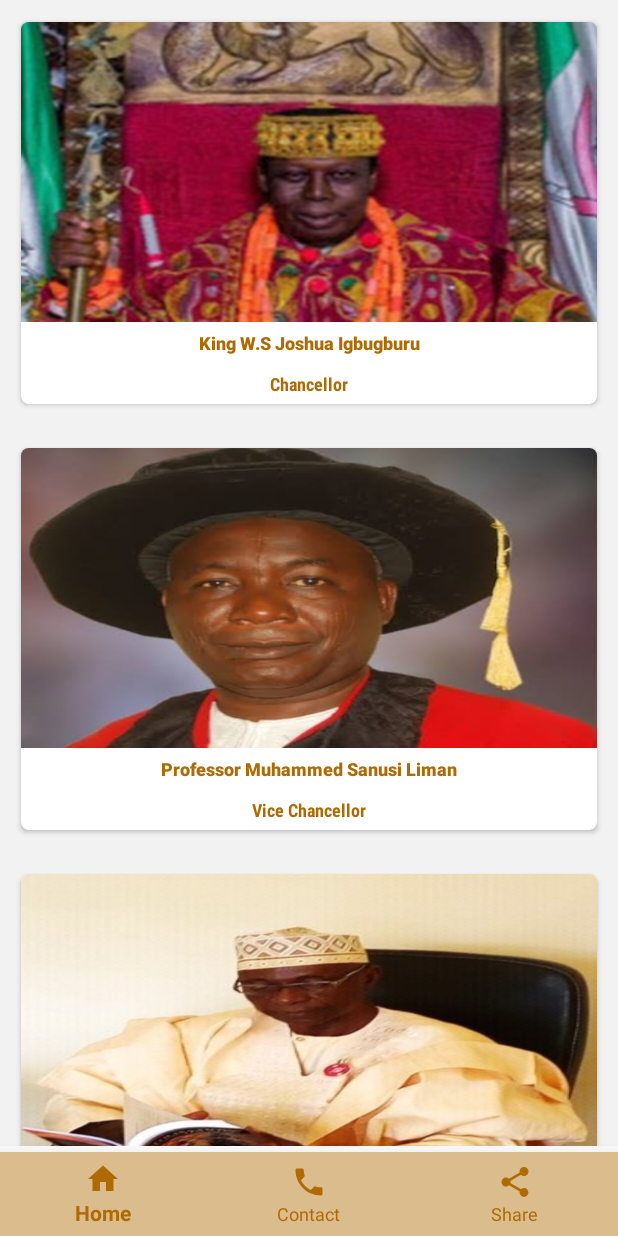
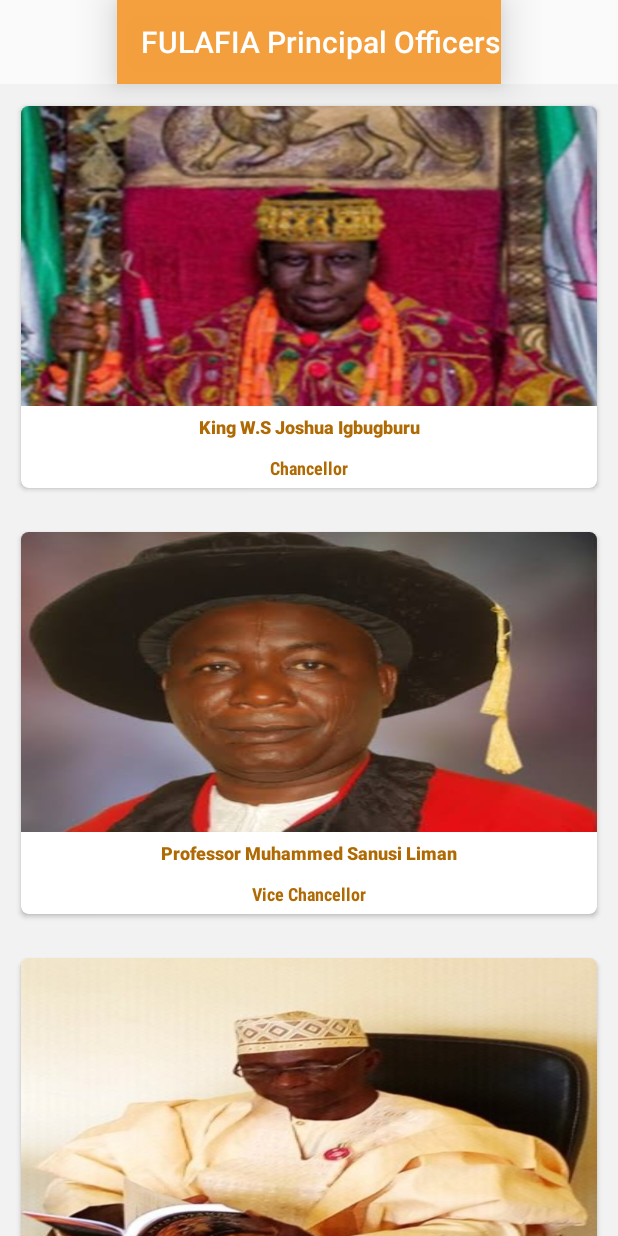
Before and after one commit to Leekogram/FULafiaGuide, an Android app: the PrincipalOfficers screen opened directly, with no data from a screen before it, on a phone screen of 412 x 824 dp. Run offline under Robolectric (Android 15) with nearby library versions, the phone set to English and light mode, and no system bars.

```diff
--- a/app/build.gradle
+++ b/app/build.gradle
@@ -24,6 +24,7 @@ dependencies {
     implementation 'androidx.appcompat:appcompat:1.0.2'
     implementation 'androidx.constraintlayout:constraintlayout:1.1.3'
     implementation 'com.google.android.material:material:1.0.0'
+    implementation 'com.google.android.gms:play-services-maps:17.0.0'
     testImplementation 'junit:junit:4.12'
     androidTestImplementation 'androidx.test.ext:junit:1.1.0'
     androidTestImplementation 'androidx.test.espresso:espresso-core:3.1.1'
--- a/app/src/main/java/com/leedroids/fulafiaguide/PrincipalOfficers.java
+++ b/app/src/main/java/com/leedroids/fulafiaguide/PrincipalOfficers.java
@@ -2,6 +2,7 @@ package com.leedroids.fulafiaguide;
 
 import Adaptors.PrincipalOfficersAdapter;
 import androidx.appcompat.app.AppCompatActivity;
+import androidx.appcompat.widget.Toolbar;
 import androidx.recyclerview.widget.DefaultItemAnimator;
 import androidx.recyclerview.widget.LinearLayoutManager;
 import androidx.recyclerview.widget.RecyclerView;
@@ -19,6 +20,7 @@ public class PrincipalOfficers extends AppCompatActivity {
     private ArrayList<PrincipalOfficersModel> principalOfficersModels;
     private PrincipalOfficersAdapter principalOfficersAdapter;
     private BottomNavigationView bottomNavigationView;
+    private Toolbar toolbar;
 
     private int[] IMAGE1 = {R.drawable.chancellor,R.drawable.liman,R.drawable.dvc,
 		R.drawable.registrar,R.drawable.librarian,R.drawable.bursar};
@@ -31,6 +33,9 @@ public class PrincipalOfficers extends AppCompatActivity {
     protected void onCreate(Bundle savedInstanceState) {
         super.onCreate(savedInstanceState);
         setContentView(R.layout.activity_principal_officers);
+
+        toolbar = findViewById(R.id.toolbar);
+        setSupportActionBar(toolbar);
 
         recyclerView = findViewById(R.id.recycler_view);
         recyclerView.setHasFixedSize(true);
--- a/app/src/main/res/layout/activity_history.xml
+++ b/app/src/main/res/layout/activity_history.xml
@@ -47,7 +47,6 @@
         app:layout_constraintBottom_toBottomOf="parent"
         android:background="#fff"
         android:foreground="#73AF6A03"
-        android:layout_marginTop="20dp"
         app:elevation="16dp"
         app:itemIconTint="@color/colorAccent"
         app:itemTextColor="@color/colorAccent"
--- a/app/src/main/res/layout/activity_principal_officers.xml
+++ b/app/src/main/res/layout/activity_principal_officers.xml
@@ -1,14 +1,31 @@
 <?xml version="1.0" encoding="utf-8"?>
-<androidx.coordinatorlayout.widget.CoordinatorLayout xmlns:android="http://schemas.android.com/apk/res/android"
+<androidx.constraintlayout.widget.ConstraintLayout xmlns:android="http://schemas.android.com/apk/res/android"
     xmlns:app="http://schemas.android.com/apk/res-auto"
     xmlns:tools="http://schemas.android.com/tools"
+    android:id="@+id/coordinatorLayout2"
     android:layout_width="match_parent"
     android:layout_height="match_parent">
+
+    <androidx.appcompat.widget.Toolbar
+        android:id="@+id/toolbar"
+        android:layout_width="wrap_content"
+        android:layout_height="wrap_content"
+        android:background="?attr/colorPrimaryDark"
+        android:elevation="16dp"
+        android:minHeight="?attr/actionBarSize"
+        android:theme="?attr/actionBarTheme"
+        app:layout_constraintTop_toTopOf="parent"
+        app:layout_constraintStart_toStartOf="parent"
+        app:layout_constraintEnd_toEndOf="parent"/>
+
     <ScrollView
-        android:layout_width="match_parent"
+        android:id="@+id/scrollView"
+        android:layout_width="wrap_content"
         android:layout_height="wrap_content"
         android:background="#f2f2f2"
-        android:layout_marginBottom="60dp"
+        app:layout_constraintStart_toStartOf="parent"
+        app:layout_constraintEnd_toEndOf="parent"
+        app:layout_constraintTop_toBottomOf="@id/toolbar"
         tools:context=".PrincipalOfficers">
 
         <LinearLayout
@@ -16,19 +33,6 @@
             android:layout_width="match_parent"
             android:layout_height="match_parent"
             android:orientation="vertical">
-
-            <TextView
-                android:layout_width="match_parent"
-                android:layout_height="wrap_content"
-                android:layout_marginTop="5dp"
-                android:layout_marginBottom="5dp"
-                android:gravity="center_horizontal"
-                android:text="FULafia Principal Officers"
-                android:textAlignment="center"
-                android:textAllCaps="true"
-                android:textColor="#FFAF6A03"
-                android:textSize="18sp"
-                android:textStyle="bold" />
 
             <androidx.recyclerview.widget.RecyclerView
                 android:id="@+id/recycler_view"
@@ -40,15 +44,18 @@
 
         </LinearLayout>
     </ScrollView>
+
     <com.google.android.material.bottomnavigation.BottomNavigationView
         android:id="@+id/bottomBar"
-        android:layout_width="match_parent"
+        android:layout_width="wrap_content"
         android:layout_height="wrap_content"
         android:background="#fff"
         android:foreground="#73AF6A03"
-        android:layout_gravity="bottom"
+        app:layout_constraintStart_toStartOf="parent"
+        app:layout_constraintEnd_toEndOf="parent"
+        app:layout_constraintTop_toBottomOf="@id/scrollView"
         app:elevation="16dp"
         app:itemIconTint="@color/colorAccent"
         app:itemTextColor="@color/colorAccent"
         app:menu="@xml/bottom_nav_menu" />
-</androidx.coordinatorlayout.widget.CoordinatorLayout>
+</androidx.constraintlayout.widget.ConstraintLayout>
--- a/app/src/main/res/values/strings.xml
+++ b/app/src/main/res/values/strings.xml
@@ -6,4 +6,5 @@
     <string name="home">"<u>Home</u>"</string>
     <string name="faculty">"<u>Faculty</u>"</string>
     <string name="department">"<u>Department</u>"</string>
+    <string name="title_activity_fulafia_map">Map</string>
 </resources>
```
Also changed, not shown: app/src/debug/res/values/google_maps_api.xml (added, +24 -0 lines), app/src/main/AndroidManifest.xml (+27 -4 lines), app/src/main/java/com/leedroids/fulafiaguide/FulafiaMapActivity.java (added, +106 -0 lines), app/src/main/java/com/leedroids/fulafiaguide/MainActivity.java (+8 -0 lines), app/src/main/java/com/leedroids/fulafiaguide/Map.java (deleted, +0 -14 lines), app/src/main/res/layout/activity_fulafia_map.xml (added, +44 -0 lines), app/src/main/res/layout/activity_map.xml (deleted, +0 -9 lines), 1 other file.
